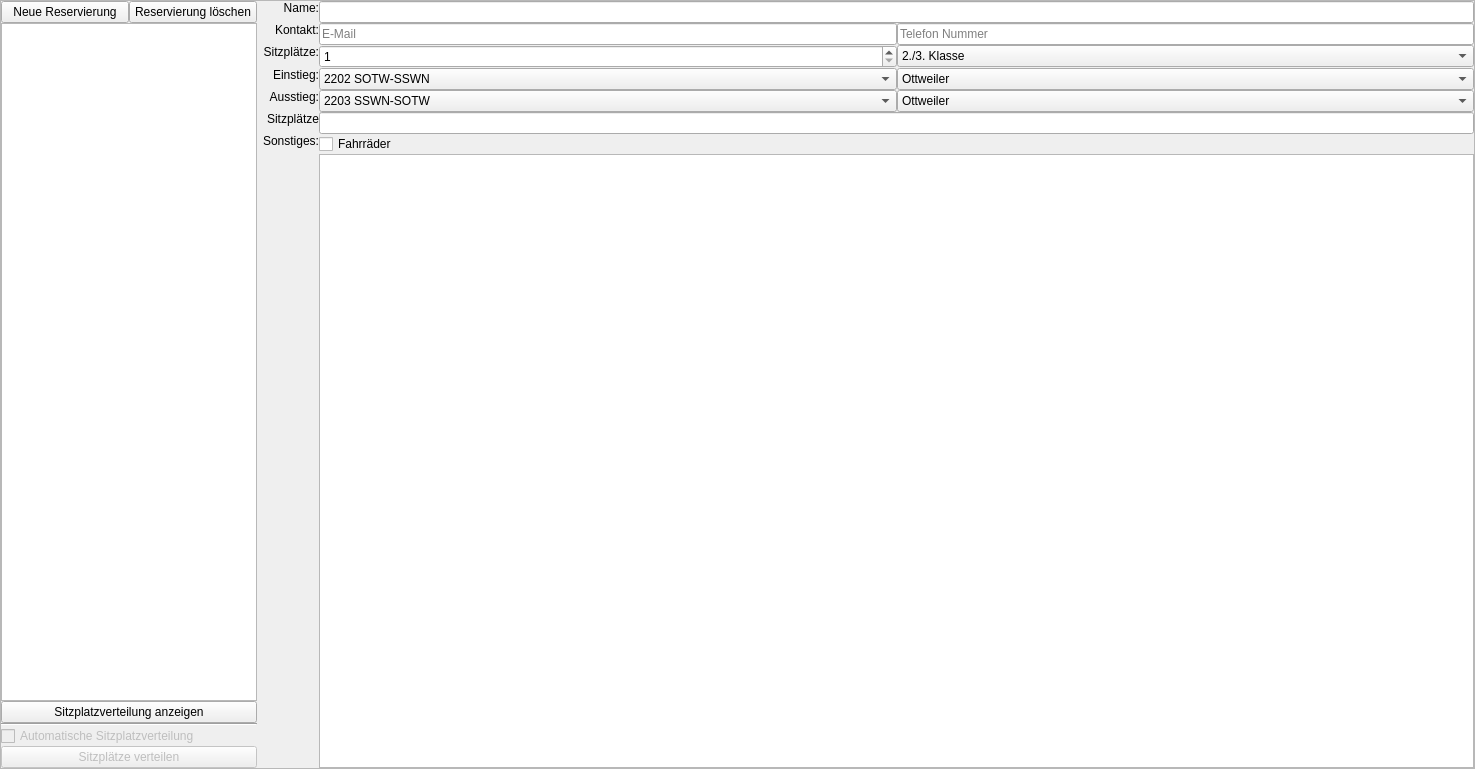
Qt form Programm/managerreservierungen.ui (philjosch/Einsatzplaner) before a commit.
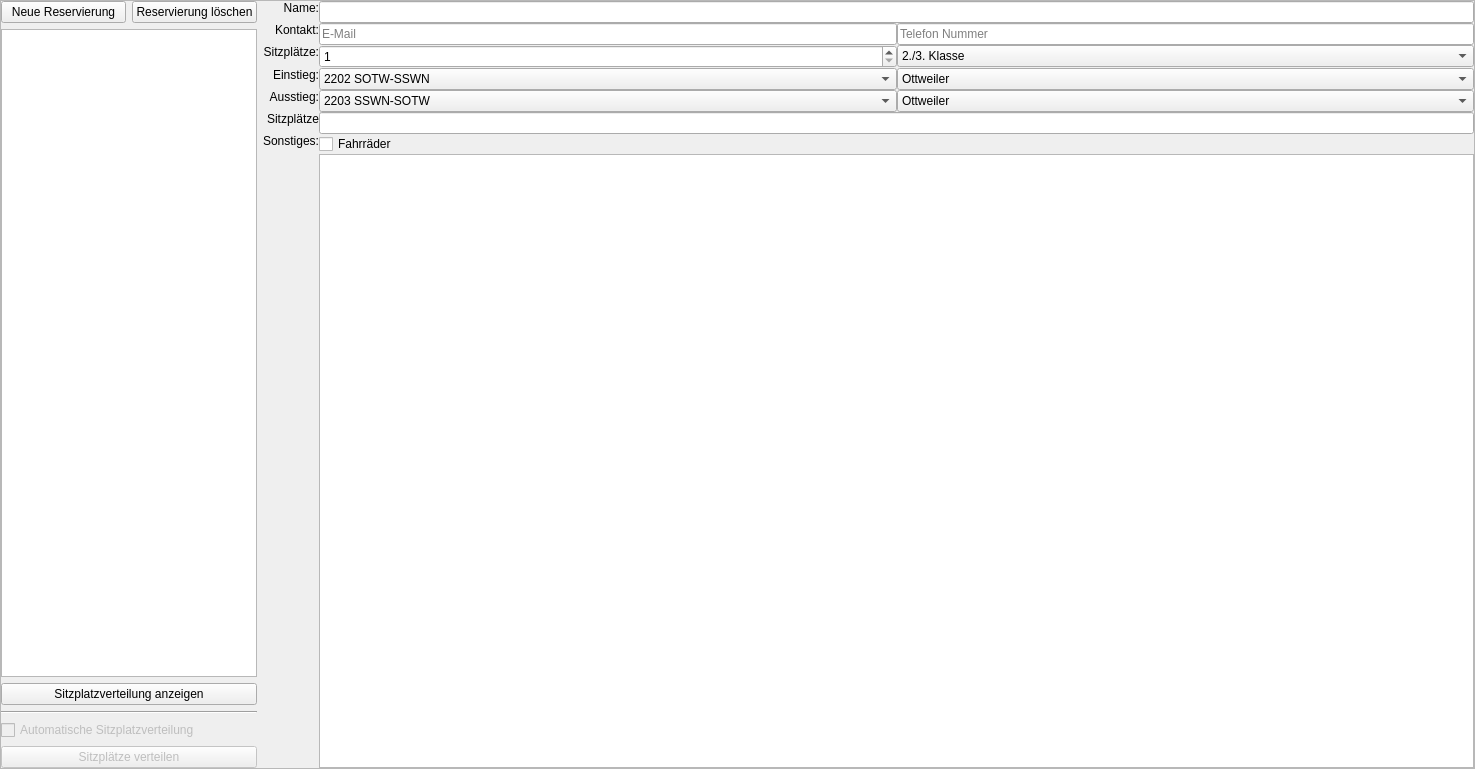
The same form after that commit.

The edit to the form file:
```diff
--- a/Programm/managerreservierungen.ui
+++ b/Programm/managerreservierungen.ui
@@ -33,7 +33,7 @@
     <number>0</number>
    </property>
    <property name="horizontalSpacing">
-    <number>-1</number>
+    <number>6</number>
    </property>
    <property name="verticalSpacing">
     <number>0</number>
@@ -41,7 +41,7 @@
    <item row="0" column="0">
     <layout class="QGridLayout" name="gridNavigator" rowstretch="0,1,0,0,0,0" columnstretch="1,1">
      <property name="spacing">
-      <number>-1</number>
+      <number>6</number>
      </property>
      <item row="0" column="0">
       <widget class="QPushButton" name="buttonAdd">
```
Left out of the diff: 28 changed lines with no effect on the pictures.
